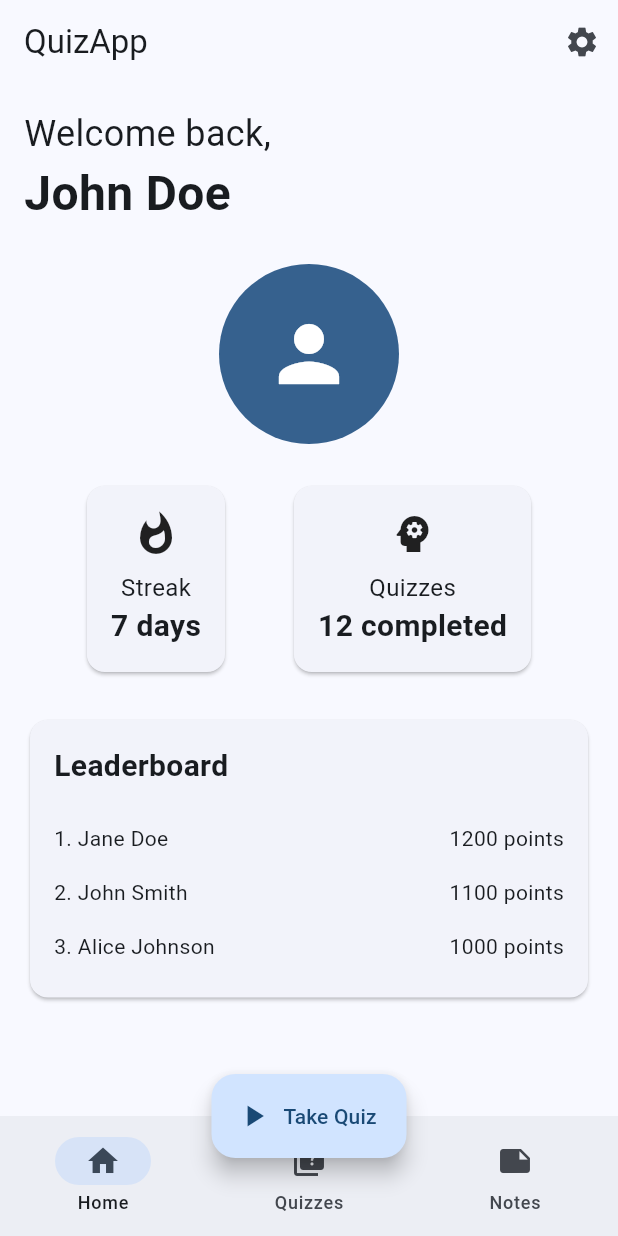
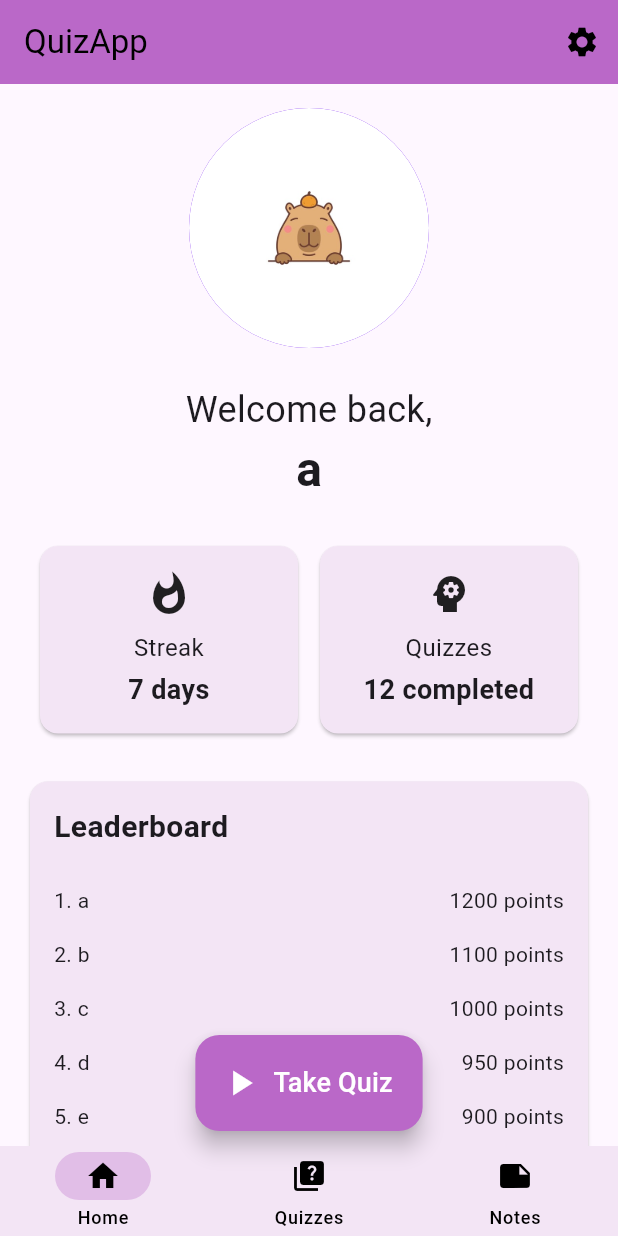
Before and after one commit to Oroskan/SETP-Coursework-1, a Flutter app: the screen it shows after launch, on a phone screen of 412 x 824 dp. Run offline on Flutter 3.47's test engine with Material 3 defaults, Android fonts, the phone set to English and light mode, and no system bars.

```diff
--- a/flutter_project/lib/home.dart
+++ b/flutter_project/lib/home.dart
@@ -9,18 +9,51 @@ class HomePage extends StatefulWidget {
 
 class _HomePageState extends State<HomePage> {
   int _selectedIndex = 0;
+  bool darkMode = false;
+  final String username = 'a';
+
+  // Add variables for stats
+  int streakDays = 7;
+  int completedQuizzes = 12;
+
+  ThemeData _getTheme() {
+    final baseTheme = darkMode ? ThemeData.dark() : ThemeData.light();
+    final primaryColor = darkMode ? Colors.purple[200] : Colors.purple[300];
+    final backgroundColor = darkMode ? Colors.purple[800] : Colors.purple[50];
+
+    return baseTheme.copyWith(
+      primaryColor: primaryColor,
+      colorScheme:
+          (darkMode ? const ColorScheme.dark() : const ColorScheme.light())
+              .copyWith(
+        primary: primaryColor,
+        secondary: Colors.purple[200],
+      ),
+      appBarTheme: AppBarTheme(
+          backgroundColor: darkMode ? backgroundColor : primaryColor),
+      navigationBarTheme: NavigationBarThemeData(
+        backgroundColor: backgroundColor,
+        indicatorColor: darkMode ? primaryColor : Colors.purple[100],
+      ),
+      floatingActionButtonTheme: FloatingActionButtonThemeData(
+        backgroundColor: primaryColor,
+        foregroundColor: Colors.white,
+      ),
+      cardTheme: CardTheme(color: backgroundColor),
+    );
+  }
 
   @override
   Widget build(BuildContext context) {
-    return Scaffold(
+    return Theme(
+      data: _getTheme(),
+      child: Scaffold(
         appBar: AppBar(
           title: const Text('QuizApp'),
           actions: [
             IconButton(
               icon: const Icon(Icons.settings),
-            onPressed: () {
-              // TODO: Implement settings navigation
-            },
+              onPressed: () {/* TODO: Implement settings */},
             ),
           ],
         ),
@@ -28,42 +61,97 @@ class _HomePageState extends State<HomePage> {
           child: Padding(
             padding: const EdgeInsets.all(16.0),
             child: Column(
-            crossAxisAlignment: CrossAxisAlignment.start,
+              crossAxisAlignment: CrossAxisAlignment.center,
               children: [
-              // Greeting Section
-              const Text(
-                'Welcome back,',
-                style: TextStyle(fontSize: 24),
+                _buildProfileSection(),
+                const SizedBox(height: 24),
+                _buildStatsSection(),
+                const SizedBox(height: 24),
+                _buildLeaderboardCard(),
+              ],
             ),
-              const Text(
-                'John Doe', // Placeholder username
-                style: TextStyle(fontSize: 32, fontWeight: FontWeight.bold),
+          ),
+        ),
+        floatingActionButton: _buildQuizButton(),
+        floatingActionButtonLocation: FloatingActionButtonLocation.centerDocked,
+        bottomNavigationBar: _buildNavigationBar(),
+      ),
+    );
+  }
+
+  Widget _buildProfileSection() {
+    return Column(
+      children: [
+        const CircleAvatar(
+          radius: 80,
+          backgroundImage: AssetImage('assets/images/profilepic.jpg'),
         ),
         const SizedBox(height: 24),
+        const Text('Welcome back,', style: TextStyle(fontSize: 24)),
+        Text(username,
+            style: const TextStyle(fontSize: 32, fontWeight: FontWeight.bold)),
+      ],
+    );
+  }
 
-              // Profile Picture
-              Center(
-                child: CircleAvatar(
-                  radius: 60,
-                  backgroundColor: Theme.of(context).colorScheme.primary,
-                  child:
-                      const Icon(Icons.person, size: 60, color: Colors.white),
+  Widget _buildStatsSection() {
+    return Row(
+      mainAxisAlignment: MainAxisAlignment.spaceEvenly,
+      children: [
+        _buildStatCard('Streak', '$streakDays days', Icons.whatshot),
+        _buildStatCard(
+            'Quizzes', '$completedQuizzes completed', Icons.psychology),
+      ],
+    );
+  }
+
+  Widget _buildStatCard(String title, String value, IconData icon) {
+    return SizedBox(
+      width: 180,
+      child: Card(
+        child: Padding(
+          padding: const EdgeInsets.all(16.0),
+          child: Column(
+            mainAxisSize: MainAxisSize.min,
+            children: [
+              Icon(icon, size: 32),
+              const SizedBox(height: 8),
+              Text(
+                title,
+                style: const TextStyle(fontSize: 16),
+                textAlign: TextAlign.center,
+              ),
+              const SizedBox(height: 4),
+              Text(
+                value,
+                style: const TextStyle(
+                  fontSize: 18,
+                  fontWeight: FontWeight.bold,
+                ),
+                textAlign: TextAlign.center,
+              ),
+            ],
           ),
         ),
-              const SizedBox(height: 24),
+      ),
+    );
+  }
 
-              // Stats Section
-              Row(
-                mainAxisAlignment: MainAxisAlignment.spaceEvenly,
-                children: [
-                  _buildStatCard('Streak', '7 days', Icons.whatshot),
-                  _buildStatCard('Quizzes', '12 completed', Icons.psychology),
-                ],
-              ),
-              const SizedBox(height: 24),
+  Widget _buildLeaderboardCard() {
+    final leaderboardData = [
+      ('a', '1200'),
+      ('b', '1100'),
+      ('c', '1000'),
+      ('d', '950'),
+      ('e', '900'),
+      ('f', '850'),
+      ('g', '800'),
+      ('h', '750'),
+      ('i', '700'),
+      ('j', '650'),
+    ];
 
-              // Leaderboard Section
-              Card(
+    return Card(
       child: Padding(
         padding: const EdgeInsets.all(16.0),
         child: Column(
@@ -71,75 +159,12 @@ class _HomePageState extends State<HomePage> {
           children: [
             const Text(
               'Leaderboard',
-                        style: TextStyle(
-                          fontSize: 20,
-                          fontWeight: FontWeight.bold,
-                        ),
+              style: TextStyle(fontSize: 20, fontWeight: FontWeight.bold),
             ),
             const SizedBox(height: 16),
-                      _buildLeaderboardItem('1. Jane Doe', '1200 points'),
-                      _buildLeaderboardItem('2. John Smith', '1100 points'),
-                      _buildLeaderboardItem('3. Alice Johnson', '1000 points'),
-                    ],
-                  ),
-                ),
-              ),
-            ],
-          ),
-        ),
-      ),
-      floatingActionButton: FloatingActionButton.extended(
-        onPressed: () {
-          // TODO: Implement quiz navigation
-        },
-        label: const Text('Take Quiz'),
-        icon: const Icon(Icons.play_arrow),
-      ),
-      floatingActionButtonLocation: FloatingActionButtonLocation.centerDocked,
-      bottomNavigationBar: NavigationBar(
-        selectedIndex: _selectedIndex,
-        onDestinationSelected: (index) {
-          setState(() {
-            _selectedIndex = index;
-          });
-        },
-        destinations: const [
-          NavigationDestination(
-            icon: Icon(Icons.home),
-            label: 'Home',
-          ),
-          NavigationDestination(
-            icon: Icon(Icons.quiz),
-            label: 'Quizzes',
-          ),
-          NavigationDestination(
-            icon: Icon(Icons.note),
-            label: 'Notes',
-          ),
-        ],
-      ),
-    );
-  }
-
-  Widget _buildStatCard(String title, String value, IconData icon) {
-    return Card(
-      child: Padding(
-        padding: const EdgeInsets.all(16.0),
-        child: Column(
-          children: [
-            Icon(icon, size: 32),
-            const SizedBox(height: 8),
-            Text(
-              title,
-              style: const TextStyle(fontSize: 16),
-            ),
-            Text(
-              value,
-              style: const TextStyle(
-                fontSize: 20,
-                fontWeight: FontWeight.bold,
-              ),
-            ),
+            ...leaderboardData.asMap().entries.map((entry) =>
+                _buildLeaderboardItem('${entry.key + 1}. ${entry.value.$1}',
+                    '${entry.value.$2} points')),
           ],
         ),
       ),
@@ -158,4 +183,29 @@ class _HomePageState extends State<HomePage> {
       ),
     );
   }
+
+  Widget _buildQuizButton() {
+    return Container(
+      margin: const EdgeInsets.only(bottom: 70),
+      height: 64,
+      child: FloatingActionButton.extended(
+        onPressed: () {/* TODO: Implement quiz navigation */},
+        label: const Text('Take Quiz', style: TextStyle(fontSize: 18)),
+        icon: const Icon(Icons.play_arrow, size: 28),
+      ),
+    );
   }
+
+  Widget _buildNavigationBar() {
+    return NavigationBar(
+      height: 60,
+      selectedIndex: _selectedIndex,
+      onDestinationSelected: (index) => setState(() => _selectedIndex = index),
+      destinations: const [
+        NavigationDestination(icon: Icon(Icons.home), label: 'Home'),
+        NavigationDestination(icon: Icon(Icons.quiz), label: 'Quizzes'),
+        NavigationDestination(icon: Icon(Icons.note), label: 'Notes'),
+      ],
+    );
+  }
+}
--- a/flutter_project/lib/main.dart
+++ b/flutter_project/lib/main.dart
@@ -11,6 +11,7 @@ class MyApp extends StatelessWidget {
   @override
   Widget build(BuildContext context) {
     return MaterialApp(
+      debugShowCheckedModeBanner: false,
       title: 'Quiz App',
       theme: ThemeData(
         colorScheme: ColorScheme.fromSeed(seedColor: Colors.blue),
--- a/flutter_project/pubspec.yaml
+++ b/flutter_project/pubspec.yaml
@@ -17,3 +17,5 @@ dev_dependencies:
 
 flutter:
   uses-material-design: true
+  assets:
+    - assets/images/
```
Also changed, not shown: flutter_project/assets/images/profilepic.jpg (added). Lines whose indentation alone changed are shown as unchanged.
